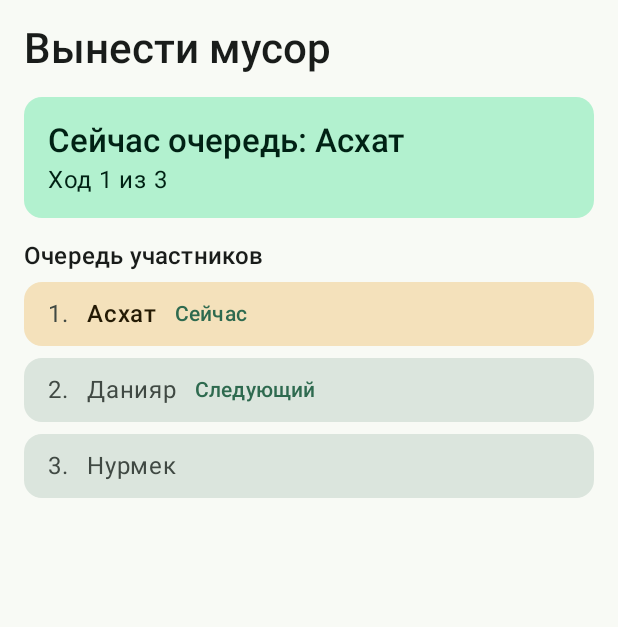
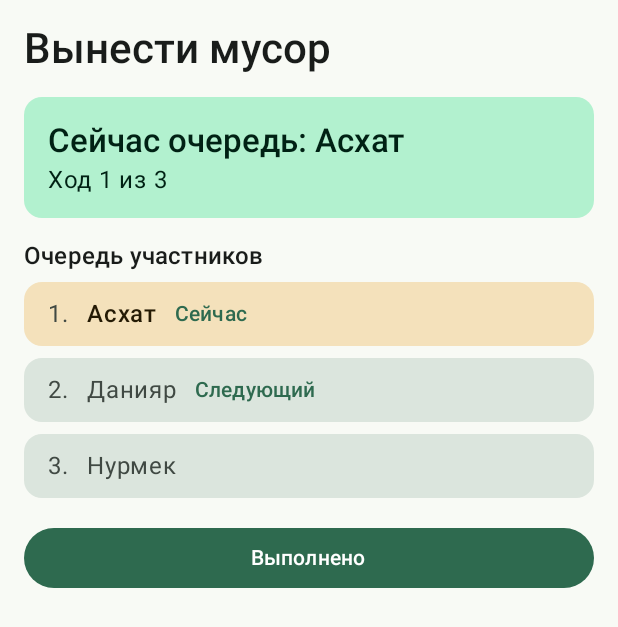
Before and after one commit to tortugichh/WhoseTurn, an Android app built with Jetpack Compose: the composable ChoreDetailScreen called with sample values from the repository, on a phone screen of 412 x 824 dp. Shown: the top 627 px of the screen. Run offline under Robolectric (Android 15) with nearby library versions, the phone set to English and light mode, and no system bars.

Commit message:
feat: add the complete action to chore details

```diff
--- a/app/src/main/java/com/example/project/chores/ui/ChoreDetailScreen.kt
+++ b/app/src/main/java/com/example/project/chores/ui/ChoreDetailScreen.kt
@@ -6,6 +6,7 @@ import androidx.compose.foundation.layout.Row
 import androidx.compose.foundation.layout.fillMaxSize
 import androidx.compose.foundation.layout.fillMaxWidth
 import androidx.compose.foundation.layout.padding
+import androidx.compose.material3.Button
 import androidx.compose.material3.Card
 import androidx.compose.material3.CardDefaults
 import androidx.compose.material3.MaterialTheme
@@ -60,6 +61,13 @@ fun ChoreDetailScreen(
         }
 
         ParticipantRotation(chore = chore)
+
+        Button(
+            onClick = onComplete,
+            modifier = Modifier.fillMaxWidth(),
+        ) {
+            Text(stringResource(R.string.chore_complete))
+        }
     }
 }
 
```
